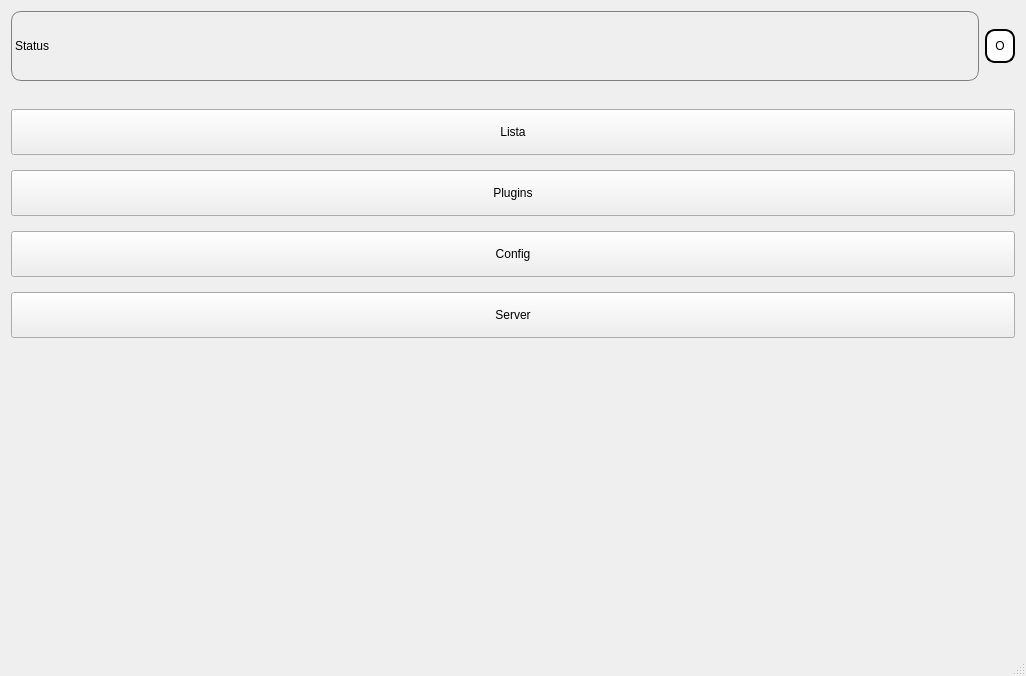
hryuk/stealth, file client/stealth.ui: the form before one commit.
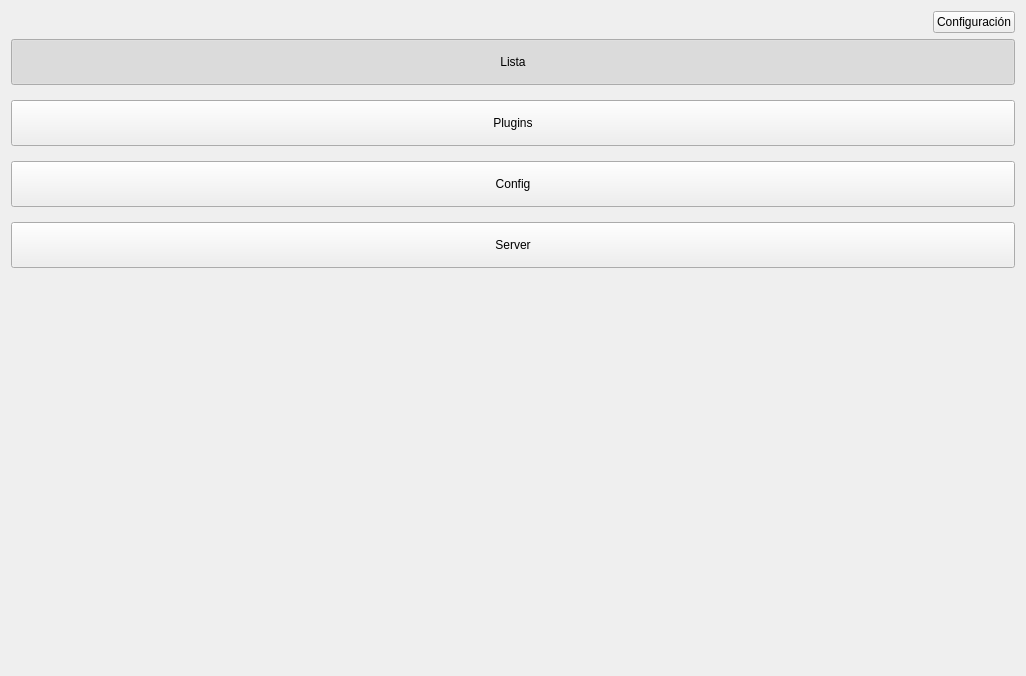
The form after the commit.

Commit message: Eliminada parte de grupos de la gui. Los grupos se implementarán mucho más tarde

Diff of the .ui file:
```diff
--- a/client/stealth.ui
+++ b/client/stealth.ui
@@ -13,17 +13,23 @@
   <property name="windowTitle">
    <string>Stealth</string>
   </property>
+  <property name="styleSheet">
+   <string notr="true"/>
+  </property>
   <widget class="QWidget" name="centralWidget">
    <layout class="QGridLayout" name="gridLayout_2">
     <item row="2" column="0">
      <layout class="QHBoxLayout" name="horizontalLayout_4">
+      <property name="spacing">
+       <number>0</number>
+      </property>
       <item>
        <layout class="QVBoxLayout" name="MainLayout">
         <property name="spacing">
          <number>15</number>
         </property>
         <property name="topMargin">
-         <number>22</number>
+         <number>0</number>
         </property>
         <item>
          <widget class="QPushButton" name="pushButton_5">
@@ -33,6 +39,15 @@
           <property name="text">
            <string>Lista</string>
           </property>
+          <property name="checkable">
+           <bool>true</bool>
+          </property>
+          <property name="checked">
+           <bool>true</bool>
+          </property>
+          <property name="flat">
+           <bool>false</bool>
+          </property>
          </widget>
         </item>
         <item>
@@ -43,6 +58,12 @@
           <property name="text">
            <string>Plugins</string>
           </property>
+          <property name="checkable">
+           <bool>true</bool>
+          </property>
+          <property name="flat">
+           <bool>false</bool>
+          </property>
          </widget>
         </item>
         <item>
@@ -53,6 +74,12 @@
           <property name="text">
            <string>Config</string>
           </property>
+          <property name="checkable">
+           <bool>true</bool>
+          </property>
+          <property name="flat">
+           <bool>false</bool>
+          </property>
          </widget>
         </item>
         <item>
@@ -63,6 +90,18 @@
           <property name="text">
            <string>Server</string>
           </property>
+          <property name="checkable">
+           <bool>true</bool>
+          </property>
+          <property name="autoDefault">
+           <bool>false</bool>
+          </property>
+          <property name="default">
+           <bool>false</bool>
+          </property>
+          <property name="flat">
+           <bool>false</bool>
+          </property>
          </widget>
         </item>
         <item>
@@ -85,57 +124,31 @@
       </item>
      </layout>
     </item>
-    <item row="0" column="0">
+    <item row="1" column="0">
      <layout class="QHBoxLayout" name="horizontalLayout">
       <property name="sizeConstraint">
        <enum>QLayout::SetMinimumSize</enum>
       </property>
       <item>
-       <widget class="QLabel" name="label">
-        <property name="sizePolicy">
-         <sizepolicy hsizetype="Expanding" vsizetype="Expanding">
-          <horstretch>0</horstretch>
-          <verstretch>0</verstretch>
-         </sizepolicy>
+       <spacer name="horizontalSpacer">
+        <property name="orientation">
+         <enum>Qt::Horizontal</enum>
         </property>
-        <property name="minimumSize">
+        <property name="sizeHint" stdset="0">
          <size>
-          <width>100</width>
-          <height>0</height>
+          <width>40</width>
+          <height>20</height>
          </size>
         </property>
-        <property name="maximumSize">
-         <size>
-          <width>16777215</width>
-          <height>70</height>
-         </size>
-        </property>
-        <property name="styleSheet">
-         <string notr="true">
-QLabel{
-
-border:1px solid grey;
-border-radius:10px;
-
-}</string>
-        </property>
-        <property name="text">
-         <string>Status</string>
-        </property>
-       </widget>
+       </spacer>
       </item>
       <item>
        <widget class="QPushButton" name="pushButton">
-        <property name="styleSheet">
-         <string notr="true">border: 2px solid black;
-border-radius: 10px;
-padding: 8 8px;
-background:white;
-selection-background-color:darkgray;
-</string>
+        <property name="focusPolicy">
+         <enum>Qt::NoFocus</enum>
         </property>
         <property name="text">
-         <string>O</string>
+         <string>Configuración</string>
         </property>
        </widget>
       </item>
@@ -143,7 +156,6 @@
     </item>
    </layout>
   </widget>
-  <widget class="QStatusBar" name="statusBar"/>
  </widget>
  <layoutdefault spacing="6" margin="11"/>
  <resources/>
```
Left out of the diff: 12 changed lines with no effect on the pictures. The commit also changes 1 other file.
